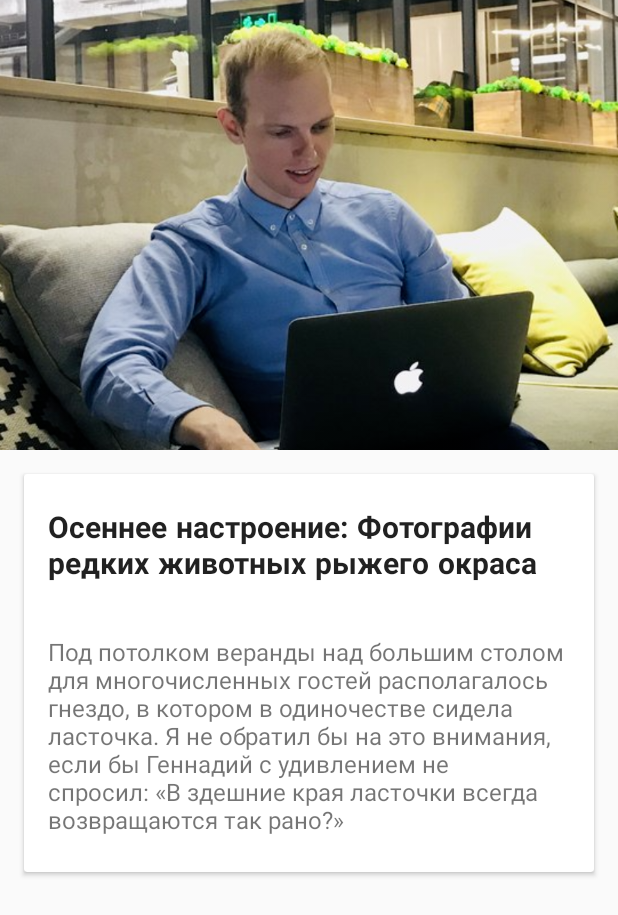
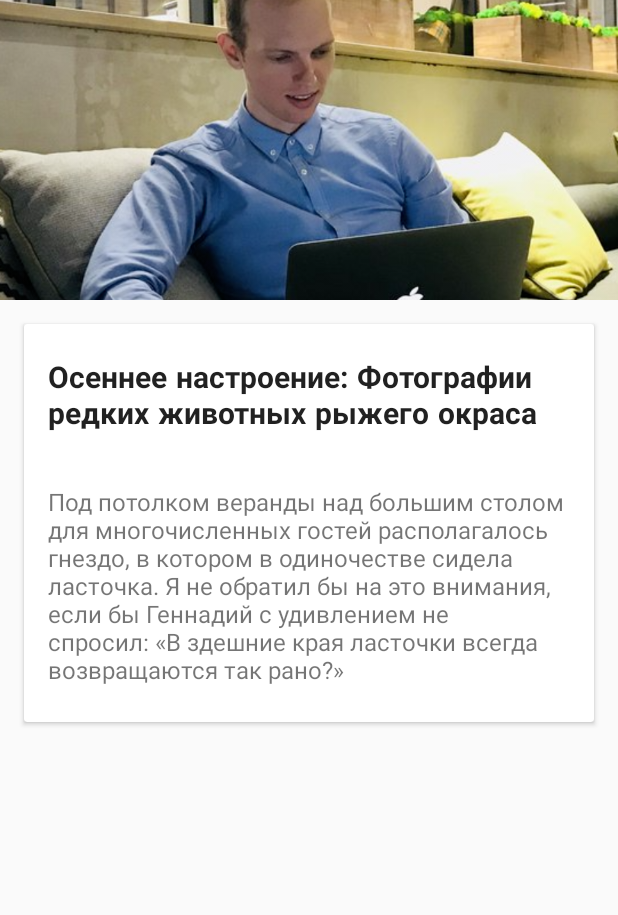
Before and after one commit to baunty3000/AndroidAcademyMSK-Ex2, an Android app: the layout activity_full_news.xml on its own in the app's theme, with its tools: preview values and no code run, on a phone screen of 412 x 824 dp. Shown: the top 915 px of the screen. Run offline under Robolectric (Android 15) with nearby library versions, the phone set to English and light mode, and no system bars.

Commit message:
Переделал передачу объекта NewsItem используя parcelable Вынес в констранты значения соответствующих layout Размер AppBarLayout теперь задается в dimens

```diff
--- a/NY Times/src/main/java/ru/malakhov/nytimes/ActivityAbout.java
+++ b/NY Times/src/main/java/ru/malakhov/nytimes/ActivityAbout.java
@@ -13,6 +13,7 @@ import android.widget.Toast;
 import androidx.appcompat.app.AppCompatActivity;
 
 public class ActivityAbout extends AppCompatActivity implements View.OnClickListener {
+    private static final int LAYOUT = R.layout.activity_about;
 
     private EditText mPtMessage;
     private Button mBtnAboutSend;
@@ -23,7 +24,7 @@ public class ActivityAbout extends AppCompatActivity implements View.OnClickList
     @Override
     protected void onCreate(Bundle savedInstanceState) {
         super.onCreate(savedInstanceState);
-        setContentView(R.layout.activity_about);
+        setContentView(LAYOUT);
 
         mPtMessage = findViewById(R.id.ptAboutMessage);
         mBtnAboutSend = findViewById(R.id.btnAboutSend);
--- a/NY Times/src/main/java/ru/malakhov/nytimes/ActivityRecyclerNews.java
+++ b/NY Times/src/main/java/ru/malakhov/nytimes/ActivityRecyclerNews.java
@@ -17,13 +17,14 @@ import ru.malakhov.nytimes.data.DataUtils;
 import ru.malakhov.nytimes.data.NewsItem;
 
 public class ActivityRecyclerNews extends AppCompatActivity {
+    private static final int LAYOUT = R.layout.activity_recycler_news;
 
     private final String TAG = "info";
 
     @Override
     protected void onCreate(@Nullable Bundle savedInstanceState) {
         super.onCreate(savedInstanceState);
-        setContentView(R.layout.activity_recycler_news);
+        setContentView(LAYOUT);
         RecyclerView rvNews = findViewById(R.id.rvNews);
         List<NewsItem> newsItems = DataUtils.generateNews();
         rvNews.setAdapter(new AdapterRecyclerNews(this, newsItems));
--- a/NY Times/src/main/res/layout/activity_full_news.xml
+++ b/NY Times/src/main/res/layout/activity_full_news.xml
@@ -4,42 +4,40 @@
         xmlns:tools="http://schemas.android.com/tools"
         android:id="@+id/main_content"
         android:layout_width="match_parent"
-        android:layout_height="match_parent"
-        android:fitsSystemWindows="true">
+        android:layout_height="match_parent">
 
     <com.google.android.material.appbar.AppBarLayout
+        android:id="@+id/newsAppBar"
         android:layout_width="match_parent"
         android:layout_height="@dimen/full_news_appbar"
-            android:theme="@style/ThemeOverlay.AppCompat.Dark.ActionBar"
-            android:fitsSystemWindows="true"
-            android:id="@+id/newsAppBar">
+        android:theme="@style/ThemeOverlay.AppCompat.Dark.ActionBar">
 
         <com.google.android.material.appbar.CollapsingToolbarLayout
             android:id="@+id/ctlNews"
             android:layout_width="match_parent"
             android:layout_height="match_parent"
-                app:layout_scrollFlags="scroll|exitUntilCollapsed"
             android:fitsSystemWindows="true"
             app:contentScrim="?attr/colorPrimary"
+            app:expandedTitleMarginEnd="64dp"
             app:expandedTitleMarginStart="48dp"
-                app:expandedTitleMarginEnd="64dp">
+            app:layout_scrollFlags="scroll|exitUntilCollapsed">
 
             <ImageView
                 android:id="@+id/ivNewsImage"
                 android:layout_width="match_parent"
                 android:layout_height="match_parent"
+                android:fitsSystemWindows="true"
                 android:scaleType="centerCrop"
-                    android:fitsSystemWindows="true"
                 app:layout_collapseMode="parallax"
                 app:srcCompat="@drawable/photo"
-                    tools:ignore="ContentDescription"/>
+                tools:ignore="ContentDescription" />
 
             <androidx.appcompat.widget.Toolbar
+                android:id="@+id/newsToolbar"
                 android:layout_width="match_parent"
                 android:layout_height="?attr/actionBarSize"
-                    app:popupTheme="@style/ThemeOverlay.AppCompat.Light"
                 app:layout_collapseMode="pin"
-                    android:id="@+id/newsToolbar"/>
+                app:popupTheme="@style/ThemeOverlay.AppCompat.Light" />
 
         </com.google.android.material.appbar.CollapsingToolbarLayout>
 
--- /dev/null
+++ b/NY Times/src/main/res/values-hdpi/dimens.xml
@@ -0,0 +1,4 @@
+<?xml version="1.0" encoding="utf-8"?>
+<resources>
+    <dimen name="full_news_appbar">200dp</dimen>
+</resources>
--- /dev/null
+++ b/NY Times/src/main/res/values-xhdpi/dimens.xml
@@ -0,0 +1,4 @@
+<?xml version="1.0" encoding="utf-8"?>
+<resources>
+    <dimen name="full_news_appbar">250dp</dimen>
+</resources>
--- /dev/null
+++ b/NY Times/src/main/res/values-xxhdpi/dimens.xml
@@ -0,0 +1,4 @@
+<?xml version="1.0" encoding="utf-8"?>
+<resources>
+    <dimen name="full_news_appbar">300dp</dimen>
+</resources>
--- /dev/null
+++ b/NY Times/src/main/res/values-xxxhdpi/dimens.xml
@@ -0,0 +1,4 @@
+<?xml version="1.0" encoding="utf-8"?>
+<resources>
+    <dimen name="full_news_appbar">350dp</dimen>
+</resources>
--- a/NY Times/src/main/res/values/dimens.xml
+++ b/NY Times/src/main/res/values/dimens.xml
@@ -24,9 +24,11 @@
     <dimen name="item_news_tv_margin_top">4dp</dimen>
     <dimen name="item_news_image_size">100dp</dimen>
 
-    <dimen name="full_news_appbar">300dp</dimen>
+    <dimen name="full_news_appbar">50dp</dimen>
     <dimen name="full_news_card_margin">16dp</dimen>
     <dimen name="full_news_text_margin_top">15dp</dimen>
 
+    <dimen name="horizontal_margin">16dp</dimen>
+    <dimen name="vertical_margin">16dp</dimen>
 
 </resources>
```
Also changed, not shown: NY Times/src/main/java/ru/malakhov/nytimes/ActivityFullNews.java (+37 -44 lines), NY Times/src/main/java/ru/malakhov/nytimes/data/Category.java (+32 -1 lines), NY Times/src/main/java/ru/malakhov/nytimes/data/NewsItem.java (+39 -1 lines). Lines whose indentation alone changed are shown as unchanged.
